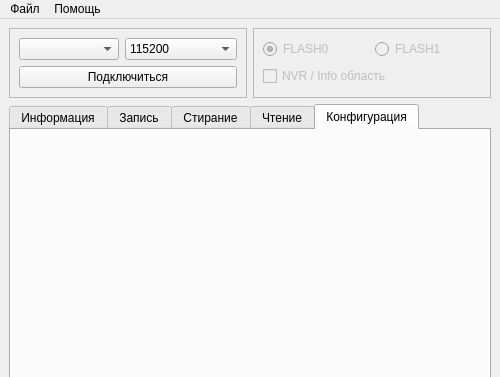
Before: the Qt Designer form app/ui/main.ui in ntsfv/flasher, drawn with Qt 5; both pictures show x 0 to 500 and y 0 to 377 of the 500 by 600 pixel window.
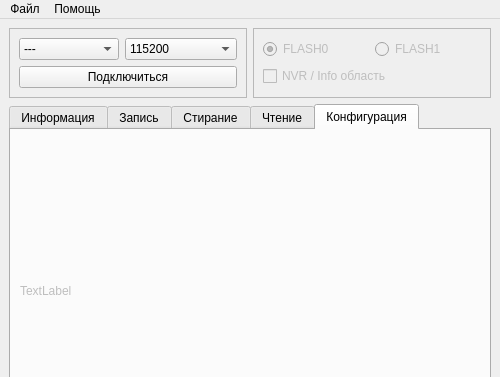
After: the same form once the commit is applied. The open tabs and pages were chosen to show the change. Icons and pictures are not drawn.

Commit message: Добавил логи

```diff
--- a/app/ui/main.ui
+++ b/app/ui/main.ui
@@ -58,6 +58,11 @@
                <height>16777215</height>
               </size>
              </property>
+             <item>
+              <property name="text">
+               <string notr="true">---</string>
+              </property>
+             </item>
             </widget>
            </item>
            <item>
@@ -1024,6 +1029,15 @@
        <attribute name="title">
         <string>Конфигурация</string>
        </attribute>
+       <layout class="QVBoxLayout" name="verticalLayout_12">
+        <item>
+         <widget class="QLabel" name="tconf_lab_test">
+          <property name="text">
+           <string>TextLabel</string>
+          </property>
+         </widget>
+        </item>
+       </layout>
       </widget>
      </widget>
     </item>
```
Left out of the diff: 167 changed lines with no effect on the pictures. The commit also changes 2 other files.
